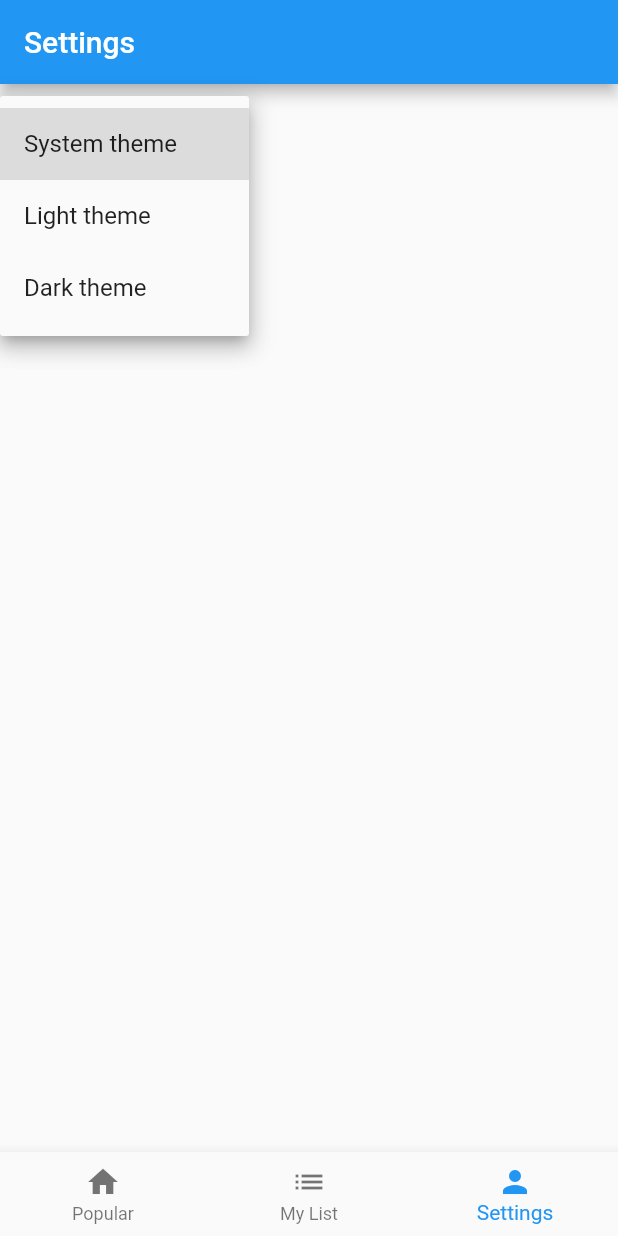
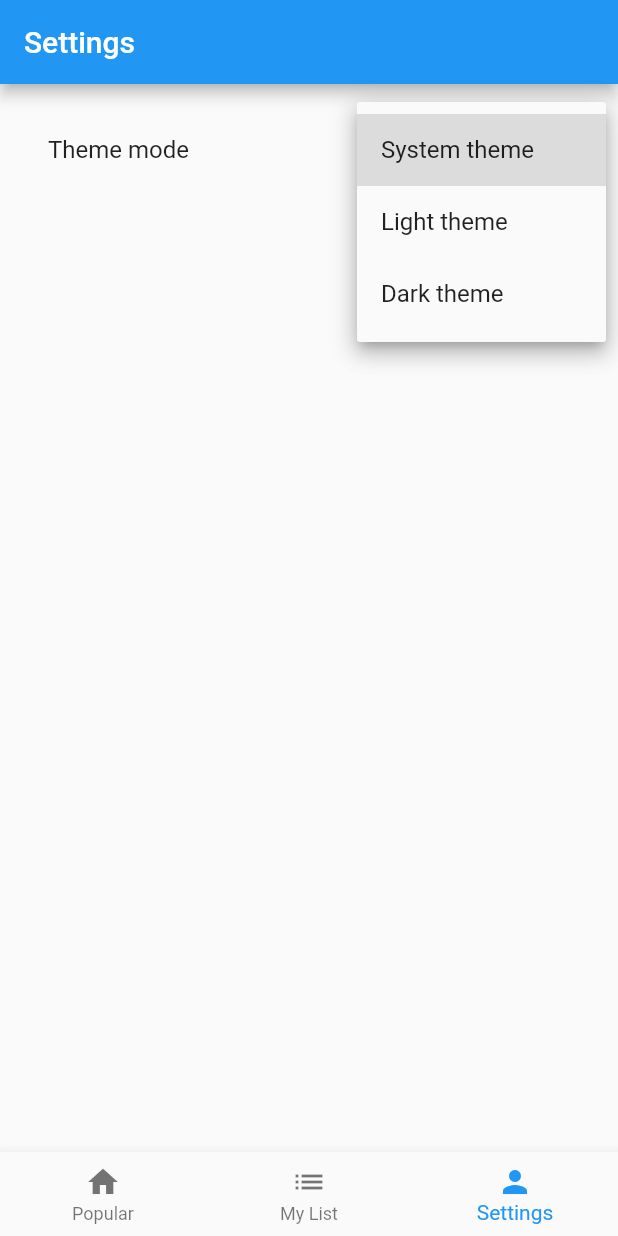
Before and after one commit to rodr15/anime-app, a Flutter app: the SettingsView screen opened by its route, after a tap on "System theme", on a phone screen of 412 x 824 dp. Run offline on Flutter 3.47's test engine with Material 2 defaults, Android fonts, the phone set to English and light mode, and no system bars; our stand-ins replace bloc, flutter_bloc, freezed_annotation, get_it, go_router, isar and 2 more; accounts and stored records are empty; generated files the repository leaves out were written again; network calls fail.

```diff
--- a/lib/src/common/localization/app_en.arb
+++ b/lib/src/common/localization/app_en.arb
@@ -2,14 +2,6 @@
   "appTitle": "Anime",
   "@appTitle": {
     "description": "The title of the application"
-  },
-  "darkTheme": "Dark theme",
-  "@darkTheme": {
-    "description": "dark mode active"
-  },
-  "lightTheme": "Light theme",
-  "@lightTheme": {
-    "description": "dark mode deactivate"
   },
   "myListPageTitle": "My List",
   "@myListPageTitle": {
@@ -23,8 +15,20 @@
   "@popularPageTitle": {
     "description": "Popular page "
   },
+  "themeModeTitle": "Theme mode",
+  "@themeModeTitle": {
+    "description": "Theme mode option title"
+  },
   "systemTheme": "System theme",
   "@systemTheme": {
     "description": "darkMode is selected by the system preference"
+  },
+  "darkTheme": "Dark theme",
+  "@darkTheme": {
+    "description": "dark mode active"
+  },
+  "lightTheme": "Light theme",
+  "@lightTheme": {
+    "description": "dark mode deactivate"
   }
 }
--- a/lib/src/presentation/features/settings/settings_view.dart
+++ b/lib/src/presentation/features/settings/settings_view.dart
@@ -21,7 +21,9 @@ class SettingsView extends StatelessWidget {
       ),
       body: Padding(
           padding: const EdgeInsets.all(16),
-        child: DropdownButton<ThemeMode>(
+          child: ListTile(
+            title: Text(S.of(context)!.themeModeTitle),
+            trailing: DropdownButton<ThemeMode>(
               value: controller.themeMode,
               onChanged: (newTheme) =>
                   controller.add(SettingsEvent.update(newTheme)),
@@ -40,7 +42,7 @@ class SettingsView extends StatelessWidget {
                 )
               ],
             ),
-      ),
+          )),
     );
   }
 }
```
Also changed, not shown: lib/src/presentation/features/my-list/my_list.view.dart (+2 -13 lines), lib/src/presentation/features/my-list/widget/anime_list.widget.dart (+48 -4 lines). Lines whose indentation alone changed are shown as unchanged.
